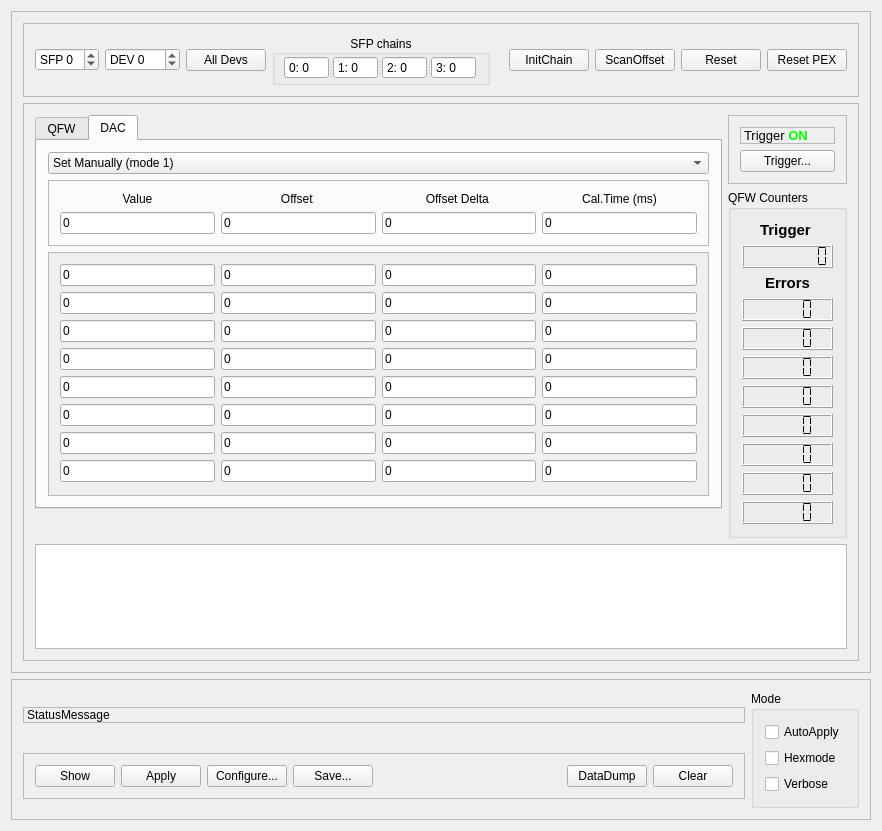
Above: mbspex/gui/qt/poland/PolandGui.ui from gsi-ee/drivers before the change. Below: the same form after it.
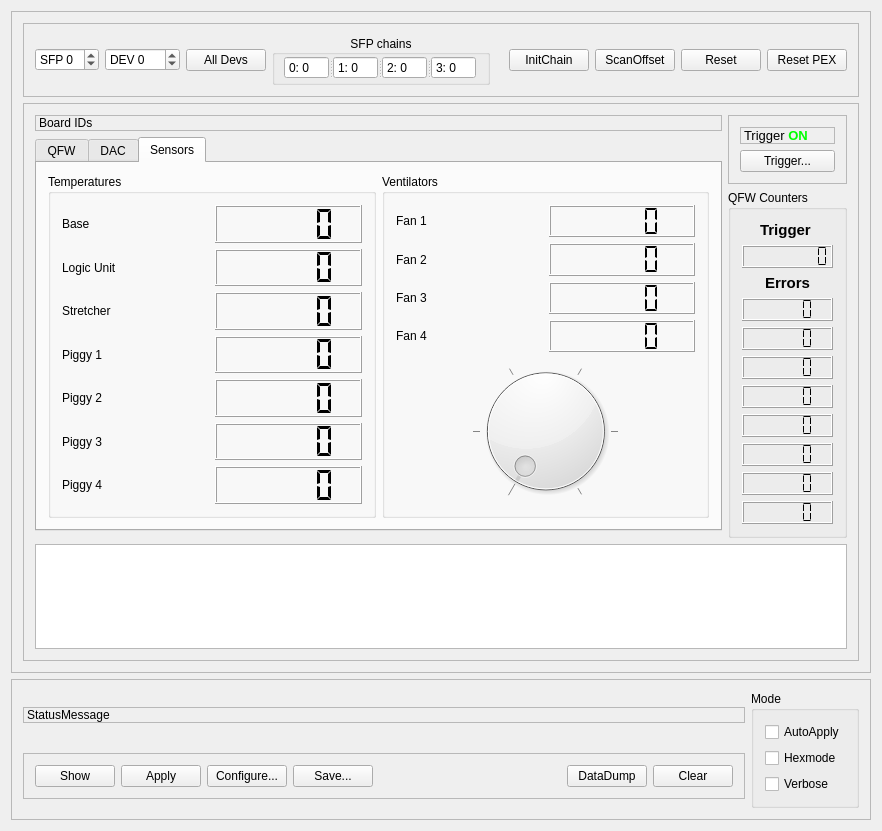
That is the form after the change. The open tabs and pages were chosen to show the change.

Commit message: mbspex poland gui: added temperature and fan sensor display. Added display of unique id and firmware version.

The edit to the form file:
```diff
--- a/mbspex/gui/qt/poland/PolandGui.ui
+++ b/mbspex/gui/qt/poland/PolandGui.ui
@@ -13,7 +13,7 @@
   <property name="windowTitle">
    <string>POLAND GUI</string>
   </property>
-  <layout class="QGridLayout" name="gridLayout_11">
+  <layout class="QGridLayout" name="gridLayout_16">
    <item row="0" column="0">
     <widget class="QScrollArea" name="Main_scrollArea">
      <property name="widgetResizable">
@@ -294,8 +294,32 @@
             <height>584</height>
            </rect>
           </property>
-          <layout class="QGridLayout" name="gridLayout_2">
+          <layout class="QGridLayout" name="gridLayout_15">
            <item row="0" column="0">
+            <layout class="QVBoxLayout" name="verticalLayout_6">
+             <item>
+              <widget class="QLabel" name="IDLabel">
+               <property name="sizePolicy">
+                <sizepolicy hsizetype="Preferred" vsizetype="Fixed">
+                 <horstretch>0</horstretch>
+                 <verstretch>0</verstretch>
+                </sizepolicy>
+               </property>
+               <property name="toolTip">
+                <string>&lt;html&gt;&lt;head/&gt;&lt;body&gt;&lt;p&gt;Currently shown device and last refresh time&lt;/p&gt;&lt;/body&gt;&lt;/html&gt;</string>
+               </property>
+               <property name="locale">
+                <locale language="English" country="UnitedStates"/>
+               </property>
+               <property name="frameShape">
+                <enum>QFrame::StyledPanel</enum>
+               </property>
+               <property name="text">
+                <string>Board IDs</string>
+               </property>
+              </widget>
+             </item>
+             <item>
             <widget class="QTabWidget" name="QFW_DAC_tabWidget">
              <property name="sizePolicy">
               <sizepolicy hsizetype="Expanding" vsizetype="Fixed">
@@ -510,8 +534,8 @@
               <attribute name="title">
                <string>DAC</string>
               </attribute>
-              <layout class="QVBoxLayout" name="verticalLayout_6">
-               <item>
+                <layout class="QGridLayout" name="gridLayout_17">
+                 <item row="0" column="0">
                 <widget class="QComboBox" name="DACModeComboBox">
                  <property name="toolTip">
                   <string>&lt;html&gt;&lt;head/&gt;&lt;body&gt;&lt;p&gt;Select DAC setup mode&lt;/p&gt;&lt;/body&gt;&lt;/html&gt;</string>
@@ -538,7 +562,7 @@
                  </item>
                 </widget>
                </item>
-               <item>
+                 <item row="1" column="0">
                 <widget class="QFrame" name="DACCaliFrame">
                  <property name="sizePolicy">
                   <sizepolicy hsizetype="Preferred" vsizetype="Fixed">
@@ -652,7 +676,7 @@
                  </layout>
                 </widget>
                </item>
-               <item>
+                 <item row="2" column="0">
                 <widget class="QScrollArea" name="DACscrollArea">
                  <property name="sizePolicy">
                   <sizepolicy hsizetype="Expanding" vsizetype="Minimum">
@@ -668,7 +692,7 @@
                    <rect>
                     <x>0</x>
                     <y>0</y>
-                    <width>671</width>
+                      <width>669</width>
                     <height>238</height>
                    </rect>
                   </property>
@@ -1031,7 +1055,247 @@
                </item>
               </layout>
              </widget>
-            </widget>
+               <widget class="QWidget" name="sensortab">
+                <attribute name="title">
+                 <string>Sensors</string>
+                </attribute>
+                <layout class="QGridLayout" name="gridLayout_14">
+                 <item row="0" column="0">
+                  <widget class="QGroupBox" name="TempGroupBox">
+                   <property name="title">
+                    <string>Temperatures</string>
+                   </property>
+                   <layout class="QGridLayout" name="gridLayout_2">
+                    <item row="0" column="0">
+                     <widget class="QLabel" name="TbaseLabel">
+                      <property name="text">
+                       <string>Base</string>
+                      </property>
+                     </widget>
+                    </item>
+                    <item row="0" column="1">
+                     <widget class="QLCDNumber" name="TBaseLCD">
+                      <property name="toolTip">
+                       <string>Temperature in Celsius of POLAND base unit</string>
+                      </property>
+                      <property name="segmentStyle">
+                       <enum>QLCDNumber::Flat</enum>
+                      </property>
+                     </widget>
+                    </item>
+                    <item row="1" column="0">
+                     <widget class="QLabel" name="TLogicLabel">
+                      <property name="text">
+                       <string>Logic Unit</string>
+                      </property>
+                     </widget>
+                    </item>
+                    <item row="1" column="1">
+                     <widget class="QLCDNumber" name="TLogicLCD">
+                      <property name="toolTip">
+                       <string>Temperature in Celsius of POLAND logic unit</string>
+                      </property>
+                      <property name="segmentStyle">
+                       <enum>QLCDNumber::Flat</enum>
+                      </property>
+                     </widget>
+                    </item>
+                    <item row="2" column="0">
+                     <widget class="QLabel" name="TStretchLabel">
+                      <property name="text">
+                       <string>Stretcher</string>
+                      </property>
+                     </widget>
+                    </item>
+                    <item row="2" column="1">
+                     <widget class="QLCDNumber" name="TStretchLCD">
+                      <property name="toolTip">
+                       <string>Temperature in Celsius of POLAND stretcher unit</string>
+                      </property>
+                      <property name="segmentStyle">
+                       <enum>QLCDNumber::Flat</enum>
+                      </property>
+                     </widget>
+                    </item>
+                    <item row="3" column="0">
+                     <widget class="QLabel" name="TPiggy1Label">
+                      <property name="text">
+                       <string>Piggy 1</string>
+                      </property>
+                     </widget>
+                    </item>
+                    <item row="3" column="1">
+                     <widget class="QLCDNumber" name="TPiggy1LCD">
+                      <property name="toolTip">
+                       <string>Temperature in Celsius of POLAND piggyback 1</string>
+                      </property>
+                      <property name="segmentStyle">
+                       <enum>QLCDNumber::Flat</enum>
+                      </property>
+                     </widget>
+                    </item>
+                    <item row="4" column="0">
+                     <widget class="QLabel" name="TPiggy2Label">
+                      <property name="text">
+                       <string>Piggy 2</string>
+                      </property>
+                     </widget>
+                    </item>
+                    <item row="4" column="1">
+                     <widget class="QLCDNumber" name="TPiggy2LCD">
+                      <property name="toolTip">
+                       <string>Temperature in Celsius of POLAND piggyback 2</string>
+                      </property>
+                      <property name="segmentStyle">
+                       <enum>QLCDNumber::Flat</enum>
+                      </property>
+                     </widget>
+                    </item>
+                    <item row="5" column="0">
+                     <widget class="QLabel" name="TPiggy3Label">
+                      <property name="text">
+                       <string>Piggy 3</string>
+                      </property>
+                     </widget>
+                    </item>
+                    <item row="5" column="1">
+                     <widget class="QLCDNumber" name="TPiggy3LCD">
+                      <property name="toolTip">
+                       <string>Temperature in Celsius of POLAND piggyback 3</string>
+                      </property>
+                      <property name="segmentStyle">
+                       <enum>QLCDNumber::Flat</enum>
+                      </property>
+                     </widget>
+                    </item>
+                    <item row="6" column="0">
+                     <widget class="QLabel" name="TPiggy4Label">
+                      <property name="text">
+                       <string>Piggy 4</string>
+                      </property>
+                     </widget>
+                    </item>
+                    <item row="6" column="1">
+                     <widget class="QLCDNumber" name="TPiggy4LCD">
+                      <property name="toolTip">
+                       <string>Temperature in Celsius of POLAND piggyback 4</string>
+                      </property>
+                      <property name="segmentStyle">
+                       <enum>QLCDNumber::Flat</enum>
+                      </property>
+                     </widget>
+                    </item>
+                   </layout>
+                  </widget>
+                 </item>
+                 <item row="0" column="1">
+                  <widget class="QGroupBox" name="FanGroupBox">
+                   <property name="title">
+                    <string>Ventilators</string>
+                   </property>
+                   <layout class="QGridLayout" name="gridLayout_13">
+                    <item row="0" column="0">
+                     <layout class="QGridLayout" name="gridLayout_11">
+                      <item row="0" column="0">
+                       <widget class="QLabel" name="Fan1_Label">
+                        <property name="text">
+                         <string>Fan 1</string>
+                        </property>
+                       </widget>
+                      </item>
+                      <item row="0" column="1">
+                       <widget class="QLCDNumber" name="Fan1_LCD">
+                        <property name="toolTip">
+                         <string>Fan 1 rotation speed in RPM</string>
+                        </property>
+                        <property name="segmentStyle">
+                         <enum>QLCDNumber::Flat</enum>
+                        </property>
+                       </widget>
+                      </item>
+                      <item row="1" column="0">
+                       <widget class="QLabel" name="Fan2_Label">
+                        <property name="text">
+                         <string>Fan 2</string>
+                        </property>
+                       </widget>
+                      </item>
+                      <item row="1" column="1">
+                       <widget class="QLCDNumber" name="Fan2_LCD">
+                        <property name="toolTip">
+                         <string>Fan 2 rotation speed in RPM</string>
+                        </property>
+                        <property name="segmentStyle">
+                         <enum>QLCDNumber::Flat</enum>
+                        </property>
+                       </widget>
+                      </item>
+                      <item row="2" column="0">
+                       <widget class="QLabel" name="Fan3_Label">
+                        <property name="text">
+                         <string>Fan 3</string>
+                        </property>
+                       </widget>
+                      </item>
+                      <item row="2" column="1">
+                       <widget class="QLCDNumber" name="Fan3_LCD">
+                        <property name="toolTip">
+                         <string>Fan 3 rotation speed in RPM</string>
+                        </property>
+                        <property name="segmentStyle">
+                         <enum>QLCDNumber::Flat</enum>
+                        </property>
+                       </widget>
+                      </item>
+                      <item row="3" column="0">
+                       <widget class="QLabel" name="Fan4_Label">
+                        <property name="text">
+                         <string>Fan 4</string>
+                        </property>
+                       </widget>
+                      </item>
+                      <item row="3" column="1">
+                       <widget class="QLCDNumber" name="Fan4_LCD">
+                        <property name="toolTip">
+                         <string>Fan 4 rotation speed in RPM</string>
+                        </property>
+                        <property name="segmentStyle">
+                         <enum>QLCDNumber::Flat</enum>
+                        </property>
+                       </widget>
+                      </item>
+                     </layout>
+                    </item>
+                    <item row="1" column="0">
+                     <widget class="QDial" name="FanDial">
+                      <property name="toolTip">
+                       <string>Set speed of all fans</string>
+                      </property>
+                      <property name="maximum">
+                       <number>65535</number>
+                      </property>
+                      <property name="singleStep">
+                       <number>50</number>
+                      </property>
+                      <property name="pageStep">
+                       <number>5000</number>
+                      </property>
+                      <property name="tracking">
+                       <bool>false</bool>
+                      </property>
+                      <property name="notchesVisible">
+                       <bool>true</bool>
+                      </property>
+                     </widget>
+                    </item>
+                   </layout>
+                  </widget>
+                 </item>
+                </layout>
+               </widget>
+              </widget>
+             </item>
+            </layout>
            </item>
            <item row="0" column="1" rowspan="2">
             <layout class="QVBoxLayout" name="verticalLayout_5">
@@ -1332,7 +1596,7 @@
              <property name="sizeHint" stdset="0">
               <size>
                <width>20</width>
-               <height>39</height>
+               <height>13</height>
               </size>
              </property>
             </spacer>
```
Lines whose indentation alone changed are shown as unchanged.
